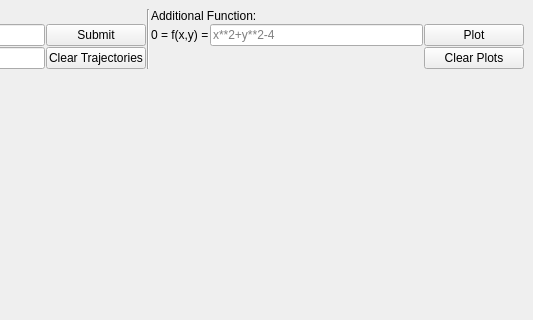
Qt form gui/Ui_PyPlane.ui (TUD-RST/pyplane) before a commit; both pictures show x 237 to 770 and y 0 to 320 of the 770 by 757 pixel window.
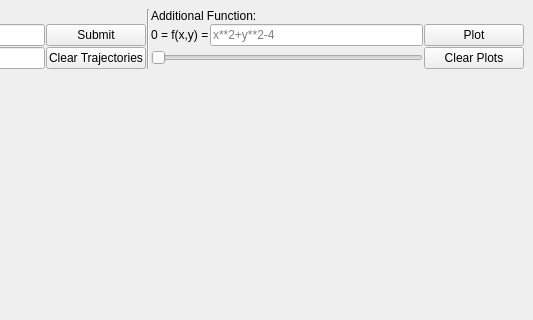
The same form after that commit. Icons and pictures are not drawn.

Commit message: support for time dependent systems, tracking of trajectory-points in time, trajectory-class

The edit to the form file:
```diff
--- a/gui/Ui_PyPlane.ui
+++ b/gui/Ui_PyPlane.ui
@@ -206,17 +206,11 @@
             <item>
              <layout class="QHBoxLayout" name="horizontalLayout_8">
               <item>
-               <spacer name="horizontalSpacer">
+               <widget class="QSlider" name="slider">
                 <property name="orientation">
                  <enum>Qt::Horizontal</enum>
                 </property>
-                <property name="sizeHint" stdset="0">
-                 <size>
-                  <width>40</width>
-                  <height>20</height>
-                 </size>
-                </property>
-               </spacer>
+               </widget>
               </item>
               <item>
                <widget class="QPushButton" name="FctClearButton">
```
Left out of the diff: 2 changed lines with no effect on the pictures. The commit also changes 13 other files.
